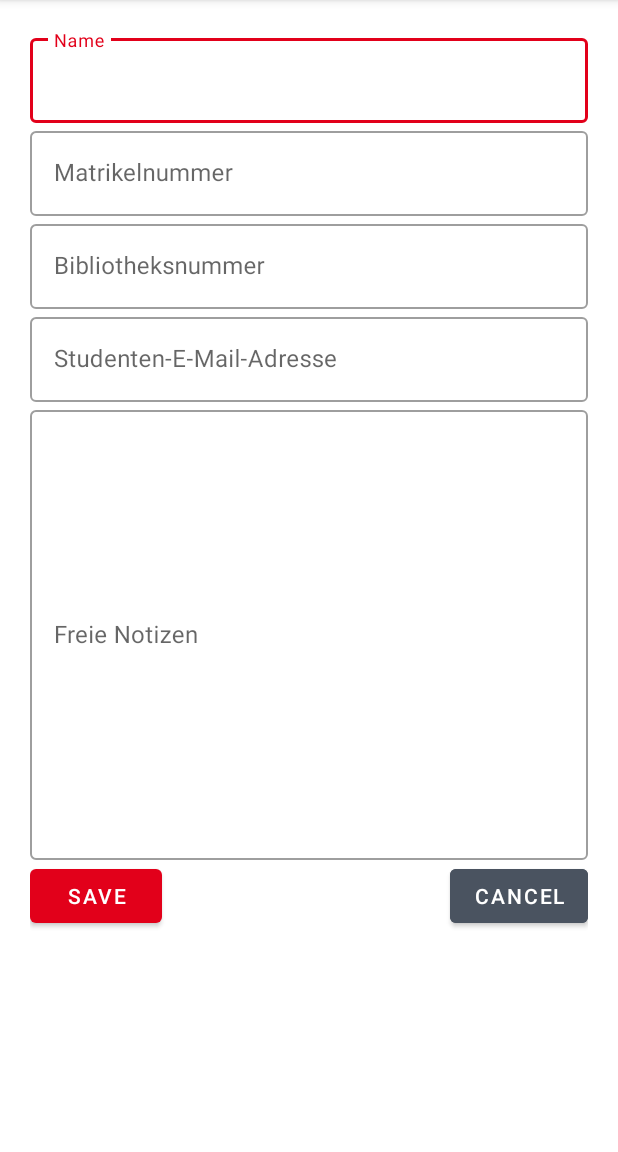
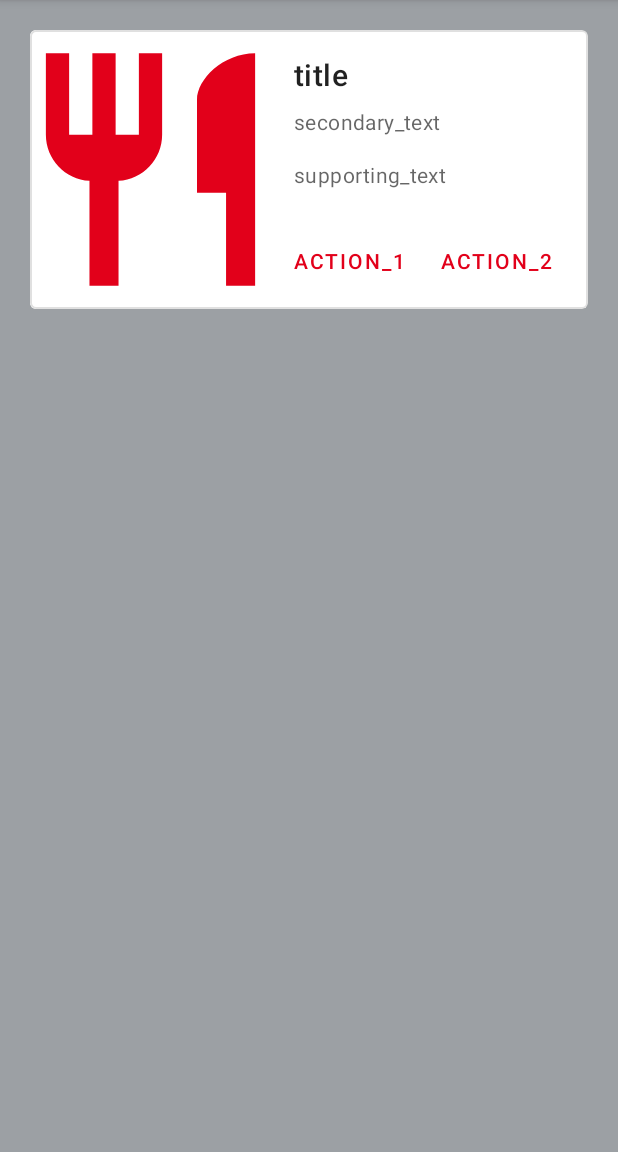
Before and after one commit to DHBWorld/DHBWorld, an Android app: the screen it shows after launch (MainActivity), on a phone screen of 412 x 824 dp, the part 84-1236 px from its top. Run offline under Robolectric (Android 15) with nearby library versions, the phone set to English and light mode, and no system bars.

Commit message:
user_interaction_services_layout (ner eine test-Variante)

```diff
--- a/app/src/main/java/com/main/dhbworld/MainActivity.java
+++ b/app/src/main/java/com/main/dhbworld/MainActivity.java
@@ -11,7 +11,7 @@ public class MainActivity extends AppCompatActivity {
     @Override
     protected void onCreate(Bundle savedInstanceState) {
         super.onCreate(savedInstanceState);
-        setContentView(R.layout.activity_main);
+        setContentView(R.layout.user_interaction_messaging_service_layout);
     }
 
 
--- /dev/null
+++ b/app/src/main/res/color/stroke_color.xml
@@ -0,0 +1,7 @@
+<?xml version="1.0" encoding="utf-8"?>
+<selector xmlns:android="http://schemas.android.com/apk/res/android">
+    xmlns:android="http://schemas.android.com/apk/res/android">
+        <item android:color="?attr/colorPrimary" android:state_checked="true"/>
+        <item android:alpha="0.12" android:color="?attr/colorOnSurface" android:state_checked="false"/>
+
+</selector>
--- /dev/null
+++ b/app/src/main/res/drawable/ic_baseline_restaurant_24.xml
@@ -0,0 +1,10 @@
+<vector xmlns:android="http://schemas.android.com/apk/res/android"
+    android:width="24dp"
+    android:height="24dp"
+    android:viewportWidth="24"
+    android:viewportHeight="24"
+    android:tint="@color/red">
+  <path
+      android:fillColor="@android:color/white"
+      android:pathData="M11,9L9,9L9,2L7,2v7L5,9L5,2L3,2v7c0,2.12 1.66,3.84 3.75,3.97L6.75,22h2.5v-9.03C11.34,12.84 13,11.12 13,9L13,2h-2v7zM16,6v8h2.5v8L21,22L21,2c-2.76,0 -5,2.24 -5,4z"/>
+</vector>
--- /dev/null
+++ b/app/src/main/res/layout/user_interaction_messaging_service_layout.xml
@@ -0,0 +1,104 @@
+<?xml version="1.0" encoding="utf-8"?>
+<LinearLayout xmlns:android="http://schemas.android.com/apk/res/android"
+    xmlns:app="http://schemas.android.com/apk/res-auto"
+    xmlns:tools="http://schemas.android.com/tools"
+    android:layout_width="match_parent"
+    android:layout_height="match_parent"
+    android:background="@color/grey_light"
+    android:orientation="vertical"
+    android:padding="20dp"
+    tools:context="com.main.dhbworld.Services.UserInteractionMessagingService">
+
+
+    <com.google.android.material.card.MaterialCardView
+        android:id="@+id/card_cafe"
+        android:layout_width="match_parent"
+        android:layout_height="wrap_content"
+        android:backgroundTint="@color/white"
+        android:baselineAligned="false"
+        app:strokeWidth="1dp"
+        app:strokeColor="@color/stroke_color"
+        app:cardElevation="0dp">
+
+        <LinearLayout
+            android:layout_width="match_parent"
+            android:layout_height="wrap_content"
+            android:orientation="horizontal">
+
+            <!-- Media -->
+
+            <ImageView
+                android:layout_width="160dp"
+                android:layout_height="match_parent"
+                android:background="@color/white"
+
+
+                android:contentDescription="content_description_media"
+                android:scaleType="centerCrop"
+                app:srcCompat="@drawable/ic_baseline_restaurant_24" />
+
+
+        <LinearLayout
+            android:layout_width="wrap_content"
+            android:layout_height="wrap_content"
+            android:orientation="vertical"
+           >
+            <LinearLayout
+                android:layout_width="match_parent"
+                android:layout_height="wrap_content"
+                android:orientation="vertical"
+                android:padding="16dp">
+
+                <!-- Title, secondary and supporting text -->
+                <TextView
+                    android:layout_width="wrap_content"
+                    android:layout_height="wrap_content"
+                    android:text="title"
+                    android:textAppearance="?attr/textAppearanceHeadline6" />
+
+                <TextView
+                    android:layout_width="wrap_content"
+                    android:layout_height="wrap_content"
+                    android:layout_marginTop="8dp"
+                    android:text="secondary_text"
+                    android:textAppearance="?attr/textAppearanceBody2"
+                    android:textColor="?android:attr/textColorSecondary" />
+
+                <TextView
+                    android:layout_width="wrap_content"
+                    android:layout_height="wrap_content"
+                    android:layout_marginTop="16dp"
+                    android:text="supporting_text"
+                    android:textAppearance="?attr/textAppearanceBody2"
+                    android:textColor="?android:attr/textColorSecondary" />
+
+            </LinearLayout>
+
+            <!-- Buttons -->
+            <LinearLayout
+                android:layout_width="wrap_content"
+                android:layout_height="wrap_content"
+                android:layout_margin="8dp"
+                android:orientation="horizontal">
+
+                <com.google.android.material.button.MaterialButton
+                    style="?attr/borderlessButtonStyle"
+                    android:layout_width="wrap_content"
+                    android:layout_height="wrap_content"
+                    android:layout_marginEnd="8dp"
+                    android:text="action_1" />
+
+                <com.google.android.material.button.MaterialButton
+                    style="?attr/borderlessButtonStyle"
+                    android:layout_width="wrap_content"
+                    android:layout_height="wrap_content"
+                    android:text="action_2" />
+            </LinearLayout>
+
+        </LinearLayout>
+        </LinearLayout>
+
+    </com.google.android.material.card.MaterialCardView>
+
+
+</LinearLayout>
--- a/app/src/main/res/values/themes.xml
+++ b/app/src/main/res/values/themes.xml
@@ -3,6 +3,7 @@
     <style name="Theme.DHBWorld" parent="Theme.MaterialComponents.DayNight.DarkActionBar">
         <!-- Primary brand color. -->
         <item name="colorPrimary">@color/red</item>
+
         <item name="colorPrimaryVariant">@color/red_dark</item>
         <item name="colorOnPrimary">@color/white</item>
         <!-- Secondary brand color. -->
@@ -14,4 +15,6 @@
         <!-- Customize your theme here. -->
     </style>
 
+
+
 </resources>
```
